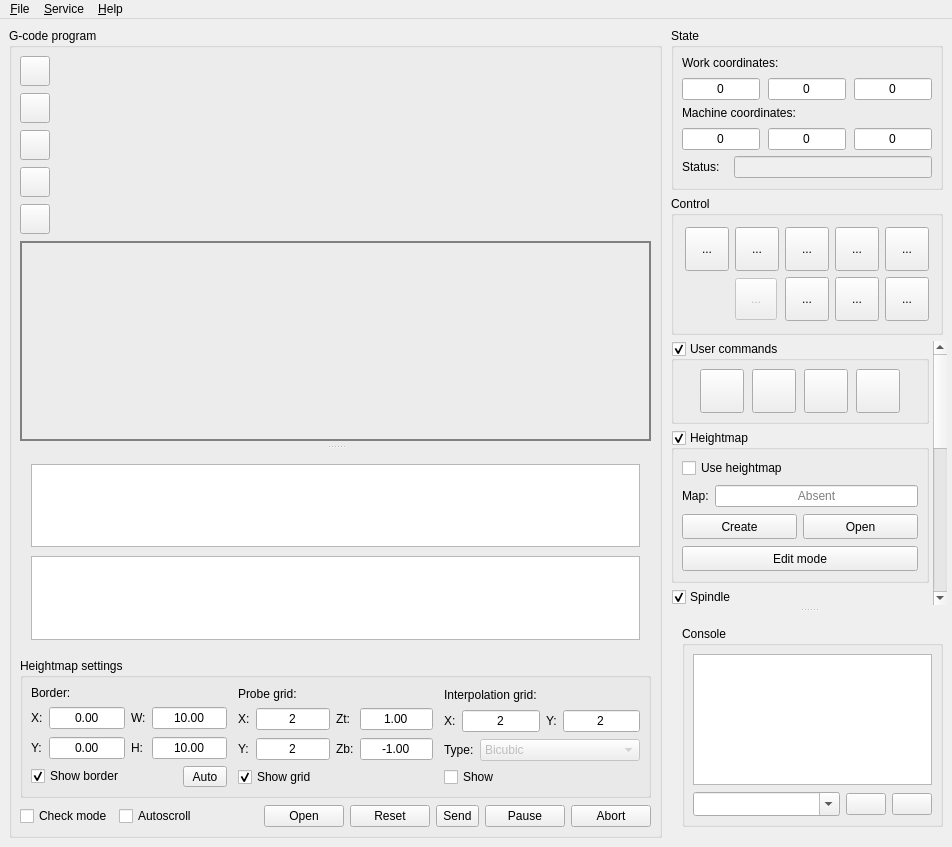
Qt form src/frmmain.ui (dunkelstern/Candle) before a commit.
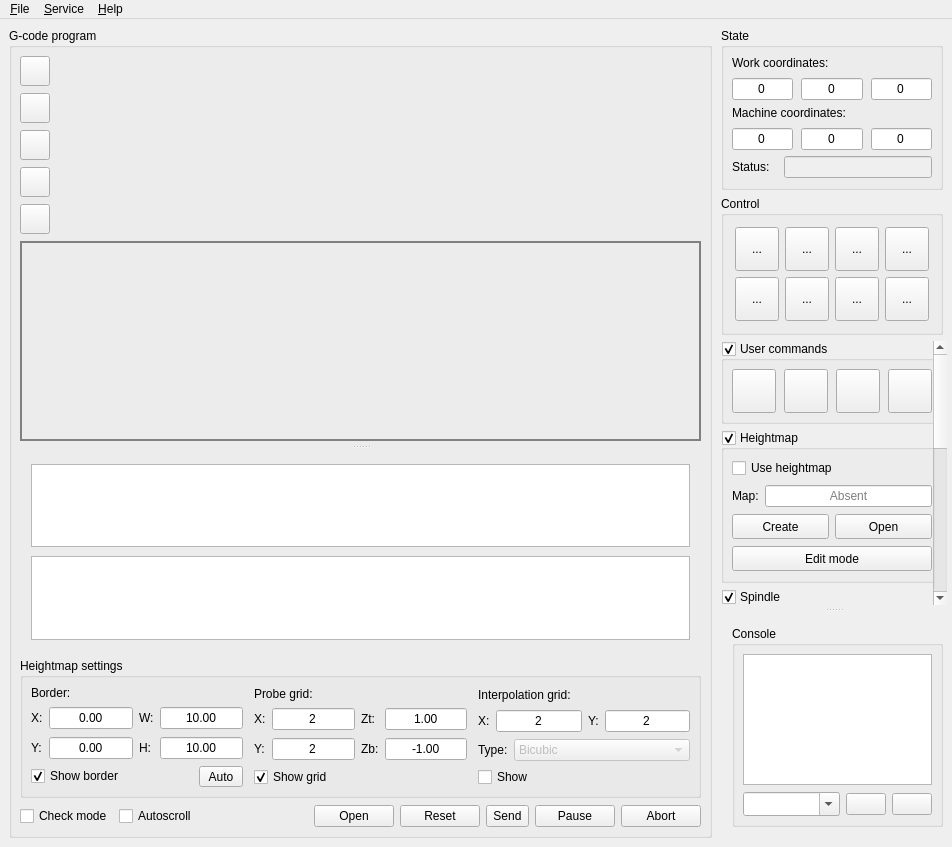
The same form after that commit. Icons and pictures are not drawn. Custom widgets are drawn as their Qt base class.

Commit message:
Use GRBL's ability to remember coordinate system offsets
Use G10 L20 (which is persistent) instead of G92 (which is not).

Remove the Candle feature for restoring coordinate systems as it is no
longer needed.

Patch:
```diff
--- a/src/frmmain.ui
+++ b/src/frmmain.ui
@@ -1315,35 +1315,6 @@
              </property>
             </widget>
            </item>
-           <item row="2" column="2">
-            <widget class="StyledToolButton" name="cmdRestoreOrigin">
-             <property name="enabled">
-              <bool>false</bool>
-             </property>
-             <property name="minimumSize">
-              <size>
-               <width>42</width>
-               <height>42</height>
-              </size>
-             </property>
-             <property name="toolTip">
-              <string>Restore origin</string>
-             </property>
-             <property name="text">
-              <string>...</string>
-             </property>
-             <property name="icon">
-              <iconset resource="images.qrc">
-               <normaloff>:/images/origin.png</normaloff>:/images/origin.png</iconset>
-             </property>
-             <property name="iconSize">
-              <size>
-               <width>30</width>
-               <height>30</height>
-              </size>
-             </property>
-            </widget>
-           </item>
            <item row="2" column="3">
             <widget class="StyledToolButton" name="cmdSafePosition">
              <property name="minimumSize">
@@ -1474,7 +1445,7 @@
              </property>
             </widget>
            </item>
-           <item row="1" column="1">
+           <item row="2" column="2">
             <widget class="StyledToolButton" name="cmdOutline">
              <property name="minimumSize">
               <size>
@@ -1549,8 +1520,8 @@
            <rect>
             <x>0</x>
             <y>0</y>
-            <width>259</width>
-            <height>710</height>
+            <width>234</width>
+            <height>697</height>
            </rect>
           </property>
           <property name="sizePolicy">
```
Left out of the diff: 3 changed lines with no effect on the pictures. The commit also changes 2 other files.
